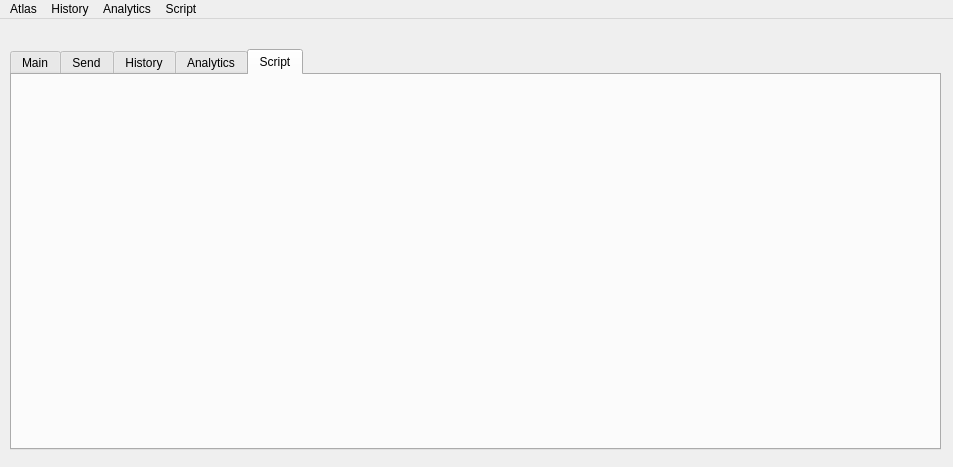
First picture: the form in src/qt/Atlas/app.ui, repository philipglazman/AtlasWallet, before the edit.
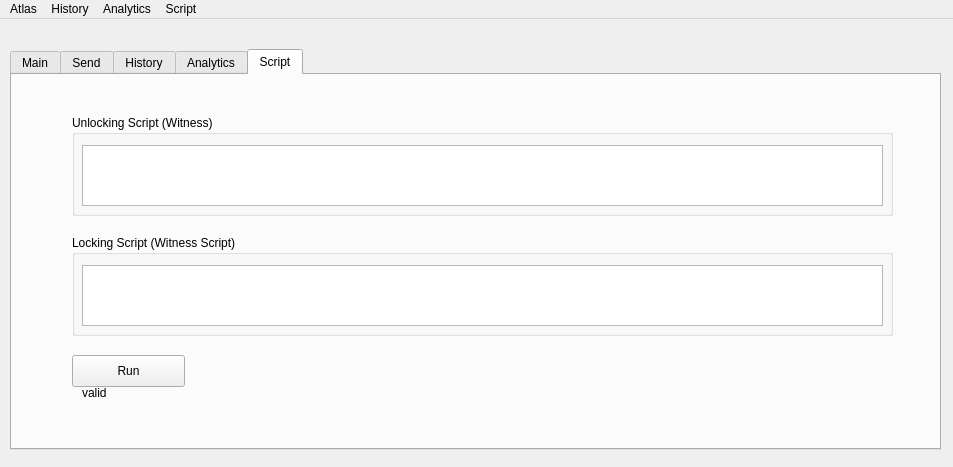
Second picture: the form after the edit. The open tabs and pages were chosen to show the change.

Commit message: Added witness widget and witness script widget in script tab

```diff
--- a/src/qt/Atlas/app.ui
+++ b/src/qt/Atlas/app.ui
@@ -451,6 +451,78 @@
      <attribute name="title">
       <string>Script</string>
      </attribute>
+     <widget class="QGroupBox" name="witness_box">
+      <property name="geometry">
+       <rect>
+        <x>60</x>
+        <y>40</y>
+        <width>821</width>
+        <height>101</height>
+       </rect>
+      </property>
+      <property name="title">
+       <string>Unlocking Script (Witness)</string>
+      </property>
+      <widget class="QTextEdit" name="witness_text_edit">
+       <property name="geometry">
+        <rect>
+         <x>10</x>
+         <y>30</y>
+         <width>801</width>
+         <height>61</height>
+        </rect>
+       </property>
+      </widget>
+     </widget>
+     <widget class="QGroupBox" name="witness_script_box">
+      <property name="geometry">
+       <rect>
+        <x>60</x>
+        <y>160</y>
+        <width>821</width>
+        <height>101</height>
+       </rect>
+      </property>
+      <property name="title">
+       <string>Locking Script (Witness Script)</string>
+      </property>
+      <widget class="QTextEdit" name="witness_script_text_edit">
+       <property name="geometry">
+        <rect>
+         <x>10</x>
+         <y>30</y>
+         <width>801</width>
+         <height>61</height>
+        </rect>
+       </property>
+      </widget>
+     </widget>
+     <widget class="QPushButton" name="run_script_btn">
+      <property name="geometry">
+       <rect>
+        <x>60</x>
+        <y>280</y>
+        <width>113</width>
+        <height>32</height>
+       </rect>
+      </property>
+      <property name="text">
+       <string>Run</string>
+      </property>
+     </widget>
+     <widget class="QLabel" name="is_valid_script_label">
+      <property name="geometry">
+       <rect>
+        <x>70</x>
+        <y>310</y>
+        <width>91</width>
+        <height>16</height>
+       </rect>
+      </property>
+      <property name="text">
+       <string>valid</string>
+      </property>
+     </widget>
     </widget>
    </widget>
   </widget>
```
Left out of the diff: 2 changed lines with no effect on the pictures. The commit also changes 14 other files.
